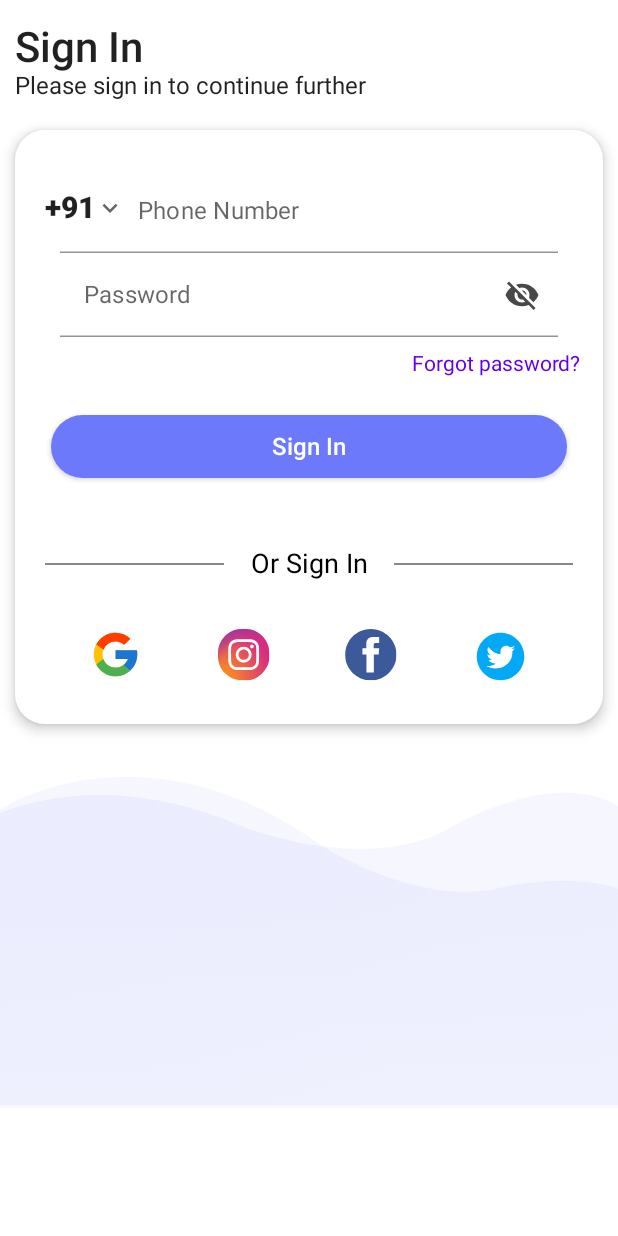
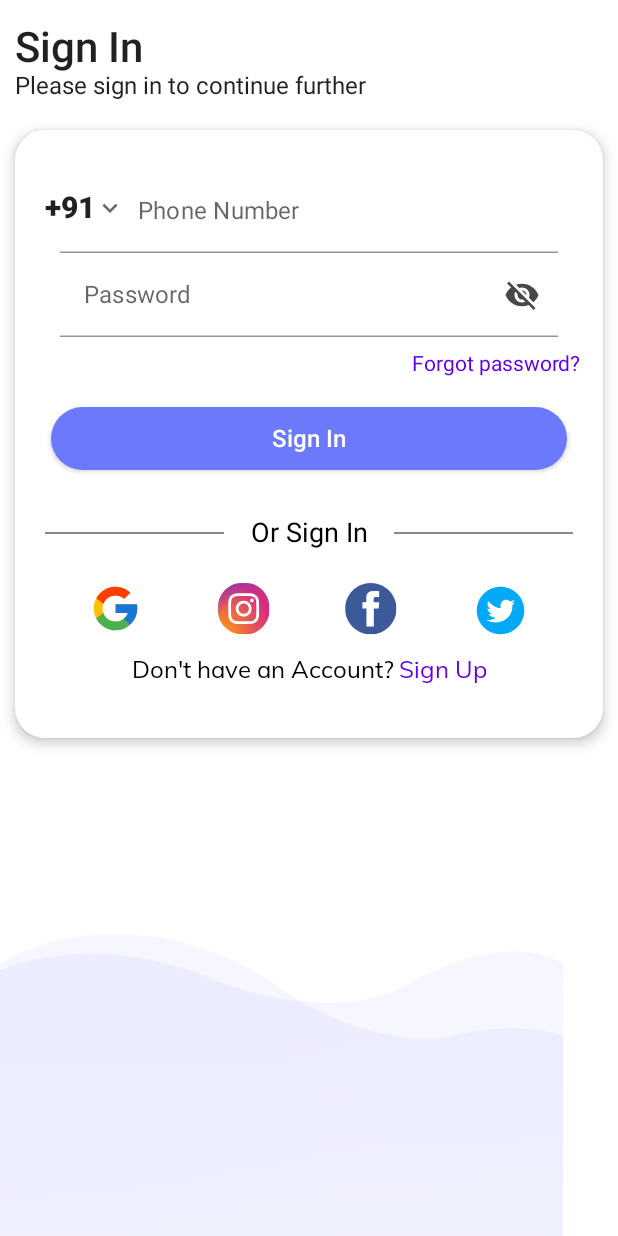
Before and after one commit to pranjul-d/HarencyComposeDemo, an Android app built with Jetpack Compose: the screen it shows after launch (BoxConstraintsActivity), after a tap on "Sign In", on a phone screen of 412 x 824 dp. Run offline under Robolectric (Android 15) with nearby library versions, the phone set to English and light mode, and no system bars; our stand-ins replace Dagger/Hilt's generated code, constraintlayout-compose, livedata-compose.

```diff
--- a/app/src/main/AndroidManifest.xml
+++ b/app/src/main/AndroidManifest.xml
@@ -16,7 +16,7 @@
             android:exported="true"
             android:label="@string/app_name"
             android:theme="@style/Theme.JetpackComposeDemo.NoActionBar"
-            android:windowSoftInputMode="adjustResize">
+            android:windowSoftInputMode="adjustUnspecified">
             <intent-filter>
                 <action android:name="android.intent.action.MAIN" />
 
--- a/app/src/main/java/com/macamps/harencycomposedemo/BoxConstraintsActivity.kt
+++ b/app/src/main/java/com/macamps/harencycomposedemo/BoxConstraintsActivity.kt
@@ -14,6 +14,7 @@ import androidx.compose.runtime.*
 import androidx.compose.ui.Alignment
 import androidx.compose.ui.Modifier
 import androidx.compose.ui.graphics.Color
+import androidx.compose.ui.layout.ContentScale
 import androidx.compose.ui.res.painterResource
 import androidx.compose.ui.text.TextStyle
 import androidx.compose.ui.text.style.TextAlign
@@ -32,15 +33,42 @@ class BoxConstraintsActivity : ComponentActivity() {
         setContent {
             HarencyComposeDemoTheme {
                 // A surface container using the 'background' color from the theme
-                Surface(color = MaterialTheme.colors.background) {
 
-                    Navigation()
-                }
+                ScffoldView()
+//                Surface(color = MaterialTheme.colors.background) {}
             }
         }
 
     }
 
+}
+
+@Composable
+fun ScffoldView() {
+    val scaffoldState = rememberScaffoldState()
+
+    Scaffold(modifier = Modifier.fillMaxSize(),
+        scaffoldState = scaffoldState,
+        content = {
+            Navigation()
+        },
+        bottomBar = {
+            Box(modifier = Modifier.padding(top = 15.dp), contentAlignment = Alignment.BottomCenter) {
+                Image(
+                    painter = painterResource(id = R.drawable.ic_wave),
+                    contentDescription = null,
+                    contentScale = ContentScale.FillWidth
+                )
+                Image(
+                    painter = painterResource(id = R.drawable.ic_wave2),
+                    modifier = Modifier
+                        .padding(top = 10.dp),
+                    contentScale = ContentScale.FillWidth,
+                    contentDescription = null
+                )
+            }
+        }
+    )
 }
 
 @Composable
@@ -70,7 +98,7 @@ fun DividerView() {
     Box(
         contentAlignment = Alignment.Center,
         modifier = Modifier
-            .padding(vertical = 20.dp)
+            .padding(vertical = 10.dp)
             .fillMaxWidth()
     ) {
         Divider(
--- a/app/src/main/java/com/macamps/harencycomposedemo/ui/login/LoginScreen.kt
+++ b/app/src/main/java/com/macamps/harencycomposedemo/ui/login/LoginScreen.kt
@@ -1,7 +1,6 @@
 package com.macamps.harencycomposedemo.ui.login
 
 import android.app.Activity
-import android.util.Log
 import android.widget.Toast
 import androidx.compose.foundation.*
 import androidx.compose.foundation.layout.*
@@ -15,18 +14,20 @@ import androidx.compose.ui.Alignment
 import androidx.compose.ui.Modifier
 import androidx.compose.ui.graphics.Color
 import androidx.compose.ui.graphics.Color.Companion.White
-import androidx.compose.ui.layout.ContentScale
 import androidx.compose.ui.platform.LocalContext
 import androidx.compose.ui.res.colorResource
+import androidx.compose.ui.res.fontResource
 import androidx.compose.ui.res.painterResource
 import androidx.compose.ui.res.stringResource
 import androidx.compose.ui.text.TextStyle
+import androidx.compose.ui.text.font.Font
 import androidx.compose.ui.text.font.FontWeight
 import androidx.compose.ui.text.input.KeyboardType
 import androidx.compose.ui.text.input.PasswordVisualTransformation
 import androidx.compose.ui.text.input.TextFieldValue
 import androidx.compose.ui.text.input.VisualTransformation
 import androidx.compose.ui.text.style.TextAlign
+import androidx.compose.ui.tooling.preview.Preview
 import androidx.compose.ui.unit.dp
 import androidx.compose.ui.unit.sp
 import androidx.compose.ui.window.Dialog
@@ -39,14 +40,14 @@ import com.macamps.harencycomposedemo.SocialLoginButtons
 import com.macamps.harencycomposedemo.data.UserRegisterModel
 import com.macamps.harencycomposedemo.navigation.Screen
 import com.macamps.harencycomposedemo.ui.theme.Purple500
+import com.macamps.harencycomposedemo.ui.theme.fonts
+import com.macamps.harencycomposedemo.utils.ApiState
 import com.macamps.harencycomposedemo.utils.DrawableWrapper
-import com.macamps.harencycomposedemo.utils.ApiState
+import com.macamps.harencycomposedemo.utils.noRippleClickable
+import com.macamps.harencycomposedemo.utils.toast
 import com.macamps.harencycomposedemo.viewModel.LoginSharedViewModel
-import kotlinx.coroutines.flow.collect
-import kotlinx.coroutines.flow.collectLatest
 import kotlinx.coroutines.launch
 import retrofit2.Response
-import timber.log.Timber
 
 @Composable
 fun HarencyLoginScreen(
@@ -55,6 +56,8 @@ fun HarencyLoginScreen(
 ) {
 
     val scrollState = rememberScrollState()
+
+    SnackBarView(sharedViewModel)
     Box(modifier = Modifier.fillMaxSize()) {
         showDialog(sharedViewModel)
 
@@ -84,28 +87,61 @@ fun HarencyLoginScreen(
 
             }
 
-            Box(modifier = Modifier.padding(top = 15.dp)) {
-                Image(
-                    painter = painterResource(id = R.drawable.ic_wave),
-                    contentDescription = null, modifier =
-                    Modifier.fillMaxSize(),
-                    contentScale = ContentScale.FillWidth
-                )
-                Image(
-                    painter = painterResource(id = R.drawable.ic_wave2),
-                    modifier = Modifier
-                        .fillMaxSize()
-                        .padding(top = 10.dp),
-                    contentScale = ContentScale.FillWidth,
-                    contentDescription = null
-                )
+
         }
+//        SnackbarHost(
+//            modifier = Modifier.align(Alignment.BottomCenter),
+//            hostState = snackbarHostState,
+//            snackbar = { snackbarData: SnackbarData ->
+//                Card(
+//                    shape = RoundedCornerShape(8.dp),
+//                    border = BorderStroke(2.dp, Color.White),
+//                    modifier = Modifier
+//                        .padding(16.dp)
+//                        .wrapContentSize()
+//                ) {
+//                    Column(
+//                        modifier = Modifier.padding(8.dp),
+//                        verticalArrangement = Arrangement.spacedBy(4.dp),
+//                        horizontalAlignment = Alignment.CenterHorizontally
+//                    ) {
+//                        Text(text = snackbarData.message)
+//                    }
+//                }
+//            }
+//        )
+    }
+
+}
+
+@Composable
+fun SnackBarView(sharedViewModel: LoginSharedViewModel) {
+    val snackbarHostState = remember { SnackbarHostState() }
+    val scope = rememberCoroutineScope()
+    val response = sharedViewModel.loginApiStateFlow.collectAsState().value
+
+    when (response) {
+        is ApiState.Loading -> {
+
+        }
+        is ApiState.Success -> {
+//            scope.launch {
+//                snackbarHostState.showSnackbar(response.data.body().message)
+//            }
+        }
+        is ApiState.Empty -> {
+
+        }
+        else -> {
+
         }
     }
 
+
 }
+
 @Composable
-fun showDialog(sharedViewModel: LoginSharedViewModel){
+fun showDialog(sharedViewModel: LoginSharedViewModel) {
     var showDialog by remember { mutableStateOf(false) }
 
     when (sharedViewModel.loginApiStateFlow.collectAsState().value) {
@@ -134,6 +170,7 @@ fun showDialog(sharedViewModel: LoginSharedViewModel){
         }
     }
 }
+
 @Composable
 fun LoginCardView(
     navController: NavController,
@@ -217,7 +254,7 @@ fun LoginCardView(
                         keyboardOptions = KeyboardOptions(keyboardType = KeyboardType.Phone),
                         keyboardActions = KeyboardActions(),
                         colors = TextFieldDefaults.textFieldColors(
-                            backgroundColor = Color.White,
+                            backgroundColor = White,
                         ),
                     )
                     DrawableWrapper(drawableEnd = R.drawable.ic_arrow_down) {
@@ -258,7 +295,7 @@ fun LoginCardView(
                     visualTransformation = if (sharedViewModel.isVisible.value) VisualTransformation.None else PasswordVisualTransformation(),
                     keyboardOptions = KeyboardOptions(keyboardType = KeyboardType.Password),
                     colors = TextFieldDefaults.textFieldColors(
-                        backgroundColor = Color.White
+                        backgroundColor = White
                     ),
                     trailingIcon = {
                         val image = if (sharedViewModel.isVisible.value)
@@ -289,6 +326,17 @@ fun LoginCardView(
 
                 Button(
                     onClick = {
+                        if (phoneNumber.text == "") {
+                            context?.toast("Please Enter your phone number!")
+                            return@Button
+                        } else if (password.text.length < 5) {
+                            context?.toast("Please length must be greater than 5")
+                            return@Button
+                        } else if (password.text == "") {
+                            context?.toast("Please Enter your password!")
+                            return@Button
+                        } else {
+
                             val hashMap = HashMap<String, String?>()
                             hashMap["phone_number"] = phoneNumber.text
                             hashMap["country_code"] = value
@@ -297,10 +345,11 @@ fun LoginCardView(
                             hashMap["device_token"] = "sss"
 
                             scope.launch { sharedViewModel.login(hashMap) }
+                        }
 
                     }, modifier = Modifier
                         .fillMaxWidth()
-                        .padding(horizontal = 24.dp, vertical = 15.dp)
+                        .padding(horizontal = 24.dp, vertical = 10.dp)
                         .height(42.dp),
                     colors = ButtonDefaults.buttonColors(
                         backgroundColor = colorResource(R.color.mainBgColor)
@@ -309,7 +358,7 @@ fun LoginCardView(
                 ) {
                     Text(
                         stringResource(R.string.sign_in),
-                        color = Color.White,
+                        color = White,
                         style = TextStyle(
                             fontSize = 16.sp,
                             fontWeight = FontWeight.SemiBold
@@ -320,9 +369,50 @@ fun LoginCardView(
 //            Divider
                 DividerView()
                 SocialLoginButtons()
+                SignUpView()
+
             }
         }
     }
 
 
 }
+
+@Composable
+@Preview(showBackground = true)
+fun SignUpView() {
+
+    Row(
+        horizontalArrangement = Arrangement.Center,
+        modifier = Modifier.fillMaxWidth().padding(vertical = 10.dp)
+    ) {
+        Text(
+            "Don't have an Account? ",
+            style = TextStyle(
+                background = White,
+                color = Color.Black,
+                fontSize = 16.sp,
+                textAlign = TextAlign.Center
+            ),
+            fontFamily = fonts,
+            modifier = Modifier
+                .padding()
+                .background(White)
+        )
+        Text(
+            "Sign Up",
+            style = TextStyle(
+                background = White,
+                color = Purple500,
+                fontSize = 16.sp,
+                textAlign = TextAlign.Center
+            ),
+            fontFamily = fonts,
+            modifier = Modifier
+                .padding()
+                .background(White).noRippleClickable {
+
+                }
+        )
+    }
+}
--- a/app/src/main/java/com/macamps/harencycomposedemo/ui/theme/Type.kt
+++ b/app/src/main/java/com/macamps/harencycomposedemo/ui/theme/Type.kt
@@ -2,9 +2,11 @@ package com.macamps.harencycomposedemo.ui.theme
 
 import androidx.compose.material.Typography
 import androidx.compose.ui.text.TextStyle
+import androidx.compose.ui.text.font.Font
 import androidx.compose.ui.text.font.FontFamily
 import androidx.compose.ui.text.font.FontWeight
 import androidx.compose.ui.unit.sp
+import com.macamps.harencycomposedemo.R
 
 // Set of Material typography styles to start with
 val Typography = Typography(
@@ -26,3 +28,9 @@ val Typography = Typography(
     )
     */
 )
+val fonts = FontFamily(
+    Font(R.font.mulish_black, weight = FontWeight.Black),
+    Font(R.font.mulish_bold, weight = FontWeight.Bold),
+    Font(R.font.mulish_regular, weight = FontWeight.Medium),
+    Font(R.font.mulish_semi_bold, weight = FontWeight.SemiBold),
+    )
--- a/app/src/main/java/com/macamps/harencycomposedemo/utils/Utilities.kt
+++ b/app/src/main/java/com/macamps/harencycomposedemo/utils/Utilities.kt
@@ -1,9 +1,14 @@
 package com.macamps.harencycomposedemo.utils
 
+import android.app.Activity
 import android.content.Context
+import android.widget.Toast
 import androidx.compose.foundation.clickable
+import androidx.compose.foundation.interaction.MutableInteractionSource
+import androidx.compose.runtime.remember
 import androidx.compose.runtime.snapshots.SnapshotStateList
 import androidx.compose.ui.Modifier
+import androidx.compose.ui.composed
 import androidx.navigation.NavController
 import com.google.gson.Gson
 import com.google.gson.reflect.TypeToken
@@ -40,7 +45,7 @@ object Utilities {
     }
 }
 
-fun Modifier.navigateUp(navController: NavController, data:Any?, route: String) {
+fun Modifier.navigateUp(navController: NavController, data: Any?, route: String) {
     clickable {
         navController.currentBackStackEntry?.savedStateHandle?.set("data", data)
         navController.navigate(route)
@@ -51,6 +56,17 @@ fun Modifier.navigateUp(navController: NavController, route: String) {
     clickable { navController.navigate(route) }
 }
 
+inline fun Modifier.noRippleClickable(crossinline onClick: ()->Unit): Modifier = composed {
+    clickable(indication = null,
+        interactionSource = remember { MutableInteractionSource() }) {
+        onClick()
+    }
+}
+
+fun Activity.toast(message: String) {
+    Toast.makeText(this, message, Toast.LENGTH_SHORT).show()
+}
+
 fun <T> SnapshotStateList<T>.swapList(newList: List<T>) {
     clear()
     addAll(newList)
```
Lines whose indentation alone changed are shown as unchanged.
